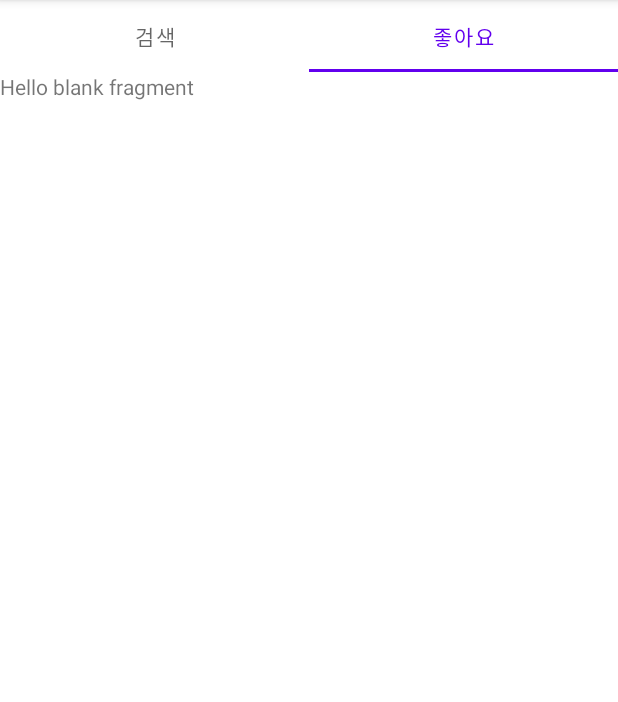
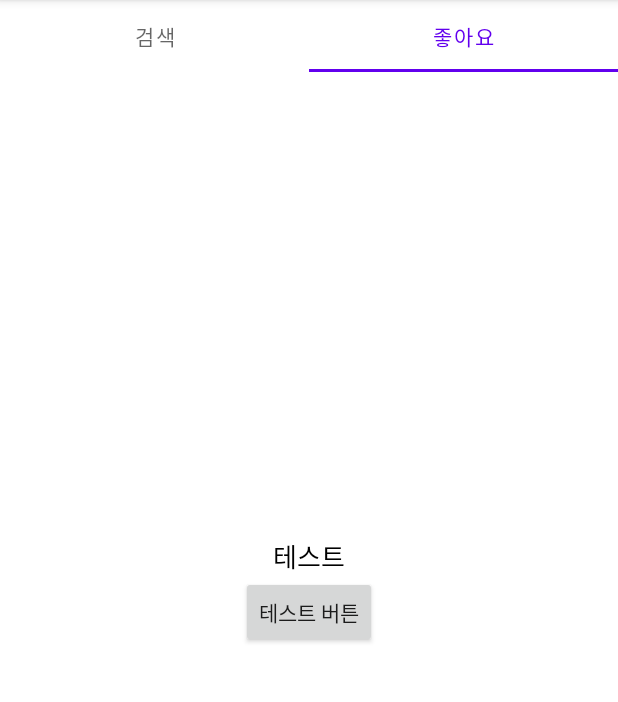
Before and after one commit to nosorae/EasyMVVMTemplate, an Android app: the screen it shows after launch (MainActivity), tab 2 chosen, on a phone screen of 412 x 824 dp, the part 84-786 px from its top. Run offline under Robolectric (Android 15) with nearby library versions, the phone set to English and light mode, and no system bars; 4 statements that could not run were skipped.

Commit message:
설명 주석 추가

```diff
--- a/app/build.gradle
+++ b/app/build.gradle
@@ -35,9 +35,6 @@ android {
         dataBinding true
     }
     viewBinding {
-        enabled = true
-    }
-    dataBinding {
         enabled = true
     }
 
--- a/app/src/main/java/com/example/easymvvmtemplate/di/ViewModelModule.kt
+++ b/app/src/main/java/com/example/easymvvmtemplate/di/ViewModelModule.kt
@@ -10,5 +10,5 @@ import org.koin.dsl.module
 internal val viewModelModule = module {
     viewModel { MainViewModel(get()) }
     viewModel { SearchViewModel(get()) }
-    viewModel { FavoriteViewModel(get()) }
+//    viewModel { FavoriteViewModel(get()) }
 }
--- a/app/src/main/java/com/example/easymvvmtemplate/presentation/BaseFragment.kt
+++ b/app/src/main/java/com/example/easymvvmtemplate/presentation/BaseFragment.kt
@@ -11,7 +11,7 @@ import androidx.core.content.ContextCompat
 import androidx.fragment.app.Fragment
 
 internal abstract class BaseFragment <VM: BaseViewModel>: Fragment() {
-    //abstract val viewModel: VM
+//    abstract val viewModel: VM
 
     override fun onCreateView(
         inflater: LayoutInflater,
--- a/app/src/main/java/com/example/easymvvmtemplate/presentation/ViewModelFactory.kt
+++ b/app/src/main/java/com/example/easymvvmtemplate/presentation/MainViewModelFactory.kt
@@ -5,7 +5,7 @@ import androidx.lifecycle.ViewModelProvider
 import com.example.easymvvmtemplate.data.repository.MovieRepository
 import com.example.easymvvmtemplate.presentation.ui.main.search.SearchViewModel
 
-class ViewModelFactory (val movieRepository: MovieRepository) : ViewModelProvider.Factory {
+class MainViewModelFactory (private val movieRepository: MovieRepository) : ViewModelProvider.Factory {
     override fun <T : ViewModel> create(modelClass: Class<T>): T {
         return if (modelClass.isAssignableFrom(SearchViewModel::class.java)) {
             SearchViewModel(movieRepository) as T
--- a/app/src/main/java/com/example/easymvvmtemplate/presentation/ui/main/favorites/FavoriteFragment.kt
+++ b/app/src/main/java/com/example/easymvvmtemplate/presentation/ui/main/favorites/FavoriteFragment.kt
@@ -1,24 +1,48 @@
 package com.example.easymvvmtemplate.presentation.ui.main.favorites
 
 import android.os.Bundle
+import android.util.Log
 import androidx.fragment.app.Fragment
 import android.view.LayoutInflater
 import android.view.View
 import android.view.ViewGroup
+import androidx.databinding.DataBindingUtil
 import com.example.easymvvmtemplate.R
+import com.example.easymvvmtemplate.databinding.FragmentFavoriteBinding
 import com.example.easymvvmtemplate.presentation.BaseFragment
+import org.koin.android.ext.android.bind
+import org.koin.android.viewmodel.ext.android.getViewModel
 
 internal class FavoriteFragment : BaseFragment<FavoriteViewModel>() {
+
+    private lateinit var binding : FragmentFavoriteBinding
+//    private lateinit var viewModel: FavoriteViewModel
+    private var testNum = 0
+    //aac viewModel 은 하나만 가능하니까 이거는 실행 불가능? -> yes.
 
     override fun onCreateView(
         inflater: LayoutInflater, container: ViewGroup?,
         savedInstanceState: Bundle?
     ): View? {
         // Inflate the layout for this fragment
-        return inflater.inflate(R.layout.fragment_favorite, container, false)
+        val root = inflater.inflate(R.layout.fragment_favorite, container, false)
+//        viewModel = getViewModel()
+        binding = FragmentFavoriteBinding.bind(root)
+//
+//        binding.testBtn.setOnClickListener {
+//            viewModel.setTestVar(testNum.toString())
+//            testNum++
+//        }
+
+
+
+        return binding.root
     }
 
     override fun observeData() {
-
+//        viewModel.testVar.observe(viewLifecycleOwner) {
+//            Log.d("favoriteFrag", it)
+//            binding.testTv.text = it
+//        }
     }
 }
--- a/app/src/main/java/com/example/easymvvmtemplate/presentation/ui/main/search/SearchFragment.kt
+++ b/app/src/main/java/com/example/easymvvmtemplate/presentation/ui/main/search/SearchFragment.kt
@@ -2,6 +2,7 @@ package com.example.easymvvmtemplate.presentation.ui.main.search
 
 import android.Manifest
 import android.os.Bundle
+import android.util.Log
 import android.view.KeyEvent
 import androidx.fragment.app.Fragment
 import android.view.LayoutInflater
@@ -12,24 +13,29 @@ import android.widget.SearchView
 import androidx.activity.result.contract.ActivityResultContracts
 import androidx.core.view.isVisible
 import androidx.databinding.DataBindingUtil
+import androidx.lifecycle.ViewModelProvider
 import androidx.recyclerview.widget.DividerItemDecoration
 import androidx.recyclerview.widget.DividerItemDecoration.VERTICAL
 import androidx.recyclerview.widget.LinearLayoutManager
 import com.example.easymvvmtemplate.R
+import com.example.easymvvmtemplate.data.remote.movie.MovieService
+import com.example.easymvvmtemplate.data.repository.MovieRepository
 import com.example.easymvvmtemplate.databinding.FragmentMovieSearchBinding
 import com.example.easymvvmtemplate.presentation.BaseFragment
+import com.example.easymvvmtemplate.presentation.MainViewModelFactory
 import com.example.easymvvmtemplate.presentation.adapter.MovieRVAdapter
+import kotlinx.coroutines.CoroutineDispatcher
 import org.koin.android.viewmodel.ext.android.getViewModel
 
-internal class SearchFragment : BaseFragment<SearchViewModel>(), View.OnKeyListener{
+internal class SearchFragment : BaseFragment<SearchViewModel>(), View.OnKeyListener {
 
     private lateinit var binding: FragmentMovieSearchBinding
 
     //override val viewModel : SearchViewModel by viewModel<SearchViewModel>()
     //lazy 는 왜 안 되는지 잘 모르겠음
-    lateinit var viewModel : SearchViewModel
+    private lateinit var viewModel: SearchViewModel
 
-    private lateinit var movieRVAdapter : MovieRVAdapter
+    private lateinit var movieRVAdapter: MovieRVAdapter
 
 
     // 의미 없는 그냥 요청해보기 예제
@@ -49,18 +55,43 @@ internal class SearchFragment : BaseFragment<SearchViewModel>(), View.OnKeyListe
         inflater: LayoutInflater, container: ViewGroup?,
         savedInstanceState: Bundle?
     ): View? {
-        binding =
-            DataBindingUtil.inflate(inflater, R.layout.fragment_movie_search, container, false)
+        /**
+         * viewModel 생성
+         */
+        //1. Koin 의존성 주입
+        viewModel = getViewModel()
 
-        viewModel = getViewModel()
-        //viewModel factory 로 만드는 방법?
+        /*
+        2. ViewModelProvider.Factory
+        val movieRepository = MovieRepository()
+        viewModel = ViewModelProvider(this, MainViewModelFactory(movieRepository)).get(SearchViewModel::class.java)
 
+        movieRepository 를 매번 생성해야 한다 -> 싱글턴의 필요성 -> DI
+        */
+
+        /**
+         * data binding 연결
+         */
+
+        //data binding 이 안 됨.
+//        binding = FragmentMovieSearchBinding.inflate(
+//            inflater,
+//            container,
+//            false
+//        ).apply {
+//            lifecycleOwner = viewLifecycleOwner
+//            viewModel = viewModel
+//            movieSearchEt.setOnKeyListener(this@SearchFragment)
+//        }
+
+        binding = DataBindingUtil.inflate(inflater, R.layout.fragment_movie_search, container, false);
+        binding.lifecycleOwner = viewLifecycleOwner //없으면 data binding 안 됨.
         binding.viewModel = viewModel
-        binding.movieSearchEt.setOnKeyListener(this)
+        binding.movieSearchEt.setOnKeyListener(this@SearchFragment)
 
-        initRecyclerView()
 
         observeData()
+        initRecyclerView()
 
 
         // 의미 없는 그냥 요청해보기 예제
@@ -93,20 +124,24 @@ internal class SearchFragment : BaseFragment<SearchViewModel>(), View.OnKeyListe
         return false
     }
 
-    private fun fetchMovies(keyword : String) {
+    private fun fetchMovies(keyword: String) {
         viewModel.fetchMovies(keyword, 20)
     }
 
     override fun observeData() {
+//        If the Lifecycle object is not in an active state, then the observer isn't called even if the value changes.
+//        After the Lifecycle object is destroyed, the observer is automatically removed.
+
         viewModel.movieListLiveData.observe(viewLifecycleOwner) {
             movieRVAdapter.setMovieList(it)
             //data binding 으로 list 넣는 방법?
+            Log.d("searchFrag", it.toString())
         }
         viewModel.noImage.observe(viewLifecycleOwner) {
-            binding.searchMovieTv.isVisible = it == true //data binding 으로 넣으면 작동 안 함.
+//            binding.searchMovieTv.isVisible = it == true //data binding 으로 넣으면 작동 안 함.
+            Log.d("searchFrag", it.toString())
         }
     }
-
 
 
     // 의미 없는 그냥 요청해보기 예제
--- a/app/src/main/java/com/example/easymvvmtemplate/presentation/ui/main/search/SearchViewModel.kt
+++ b/app/src/main/java/com/example/easymvvmtemplate/presentation/ui/main/search/SearchViewModel.kt
@@ -15,18 +15,23 @@ class SearchViewModel(
     private val repository: MovieRepository
     ) : BaseViewModel() {
     //viewModel , lifecycle -> jetpack lifecycle library
+    //The purpose of ViewModel is to encapsulate the data for a UI controller to let the data survive configuration changes.
 
     //backing property
     private val _movieListLiveData = MutableLiveData<List<MovieEntity>>().apply { value = emptyList() }
     val movieListLiveData: LiveData<List<MovieEntity>> get() = _movieListLiveData
 
-    val noImage : LiveData<Boolean> get() = Transformations.map(_movieListLiveData){
+    val noImage : LiveData<Boolean> = Transformations.map(_movieListLiveData) {
+        // This LiveData depends on another so we can use a transformation.
+        //_movieListLiveData 가 변할 때 마다 noImage value 가 변함.
         it.isEmpty()
     }
 
     fun fetchMovies(keyword: String, display: Int = 30) = viewModelScope.launch {
         val response = repository.getMovieService(keyword, display)?.let {
             _movieListLiveData.postValue(it.body()?.movieEntities ?: listOf())
+            Log.d("searchViewModel", "$it")
+            //liveData value 변경되면 등록된 observer 가 트리거된다.
         }
     }
     fun onMovieItemClicked(movie : MovieEntity) {
--- a/app/src/main/res/layout/fragment_favorite.xml
+++ b/app/src/main/res/layout/fragment_favorite.xml
@@ -1,14 +1,31 @@
 <?xml version="1.0" encoding="utf-8"?>
-<FrameLayout xmlns:android="http://schemas.android.com/apk/res/android"
+<androidx.constraintlayout.widget.ConstraintLayout xmlns:android="http://schemas.android.com/apk/res/android"
+    xmlns:app="http://schemas.android.com/apk/res-auto"
     xmlns:tools="http://schemas.android.com/tools"
     android:layout_width="match_parent"
     android:layout_height="match_parent"
-    tools:context=".presentation.ui.main.favorites.FavoriteFragment">
+    tools:context=".presentation.ui.main.MainActivity">
 
-    <!-- TODO: Update blank fragment layout -->
+
     <TextView
-        android:layout_width="match_parent"
-        android:layout_height="match_parent"
-        android:text="@string/hello_blank_fragment" />
+        android:id="@+id/test_tv"
+        android:layout_width="wrap_content"
+        android:layout_height="wrap_content"
+        android:textColor="@color/black"
+        android:textSize="17sp"
+        android:text="테스트"
+        app:layout_constraintEnd_toEndOf="parent"
+        app:layout_constraintStart_toStartOf="parent"
+        app:layout_constraintBottom_toTopOf="@+id/test_btn" />
 
-</FrameLayout>
+    <androidx.appcompat.widget.AppCompatButton
+        android:id="@+id/test_btn"
+        android:layout_width="wrap_content"
+        android:layout_height="wrap_content"
+        android:text="테스트 버튼"
+        app:layout_constraintTop_toTopOf="parent"
+        app:layout_constraintBottom_toBottomOf="parent"
+        app:layout_constraintStart_toStartOf="parent"
+        app:layout_constraintEnd_toEndOf="parent"/>
+
+</androidx.constraintlayout.widget.ConstraintLayout>
--- a/app/src/main/res/layout/fragment_movie_search.xml
+++ b/app/src/main/res/layout/fragment_movie_search.xml
@@ -50,9 +50,10 @@
         app:layout_constraintBottom_toBottomOf="parent"
         app:layout_constraintStart_toStartOf="parent"
         app:layout_constraintEnd_toEndOf="parent"
-        android:text="영화를 검색해보세요."
+        android:text="@string/search_movie"
         android:textSize="17sp"
         android:textColor="@color/black"
+        android:visibility="@{viewModel.noImage ? View.VISIBLE :View.GONE}"
         />
 
 </androidx.constraintlayout.widget.ConstraintLayout>
--- a/app/src/main/res/values/strings.xml
+++ b/app/src/main/res/values/strings.xml
@@ -7,4 +7,5 @@
     <string name="hello_blank_fragment">Hello blank fragment</string>
     <string name="like_tab">좋아요</string>
     <string name="search_tab">검색</string>
+    <string name="search_movie">영화를 검색해보세요</string>
 </resources>
```
Also changed, not shown: app/src/main/java/com/example/easymvvmtemplate/presentation/adapter/MovieRVAdapter.kt (+3 -4 lines), app/src/main/java/com/example/easymvvmtemplate/presentation/ui/main/MainActivity.kt (+1 -7 lines), app/src/main/java/com/example/easymvvmtemplate/presentation/ui/main/MainViewModel.kt (+27 -0 lines), app/src/main/java/com/example/easymvvmtemplate/presentation/ui/main/favorites/FavoriteViewModel.kt (+5 -8 lines).
